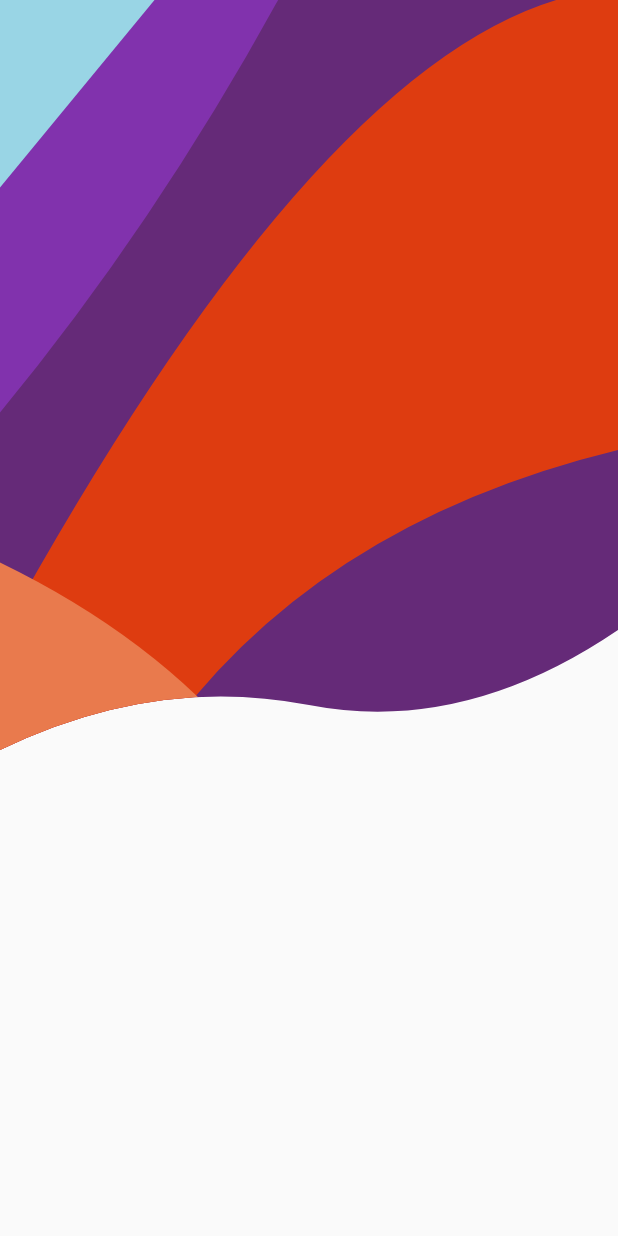
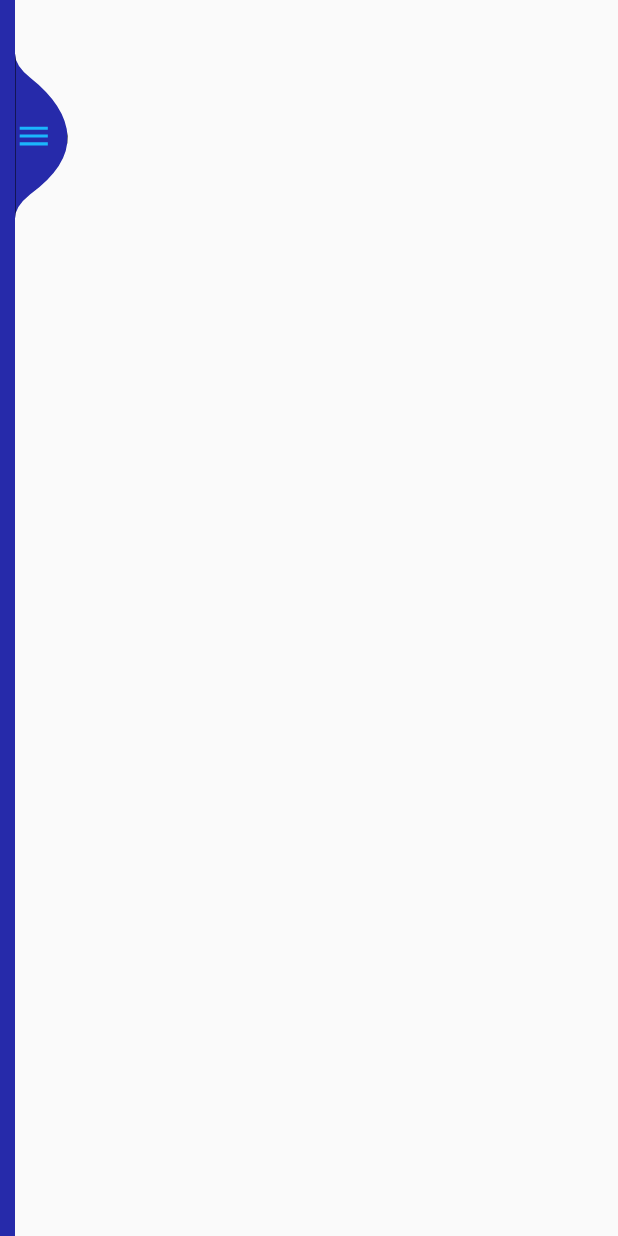
Before and after one commit to Hamza-Rahmoun/flutter_app, a Flutter app: the screen it shows after launch, on a phone screen of 412 x 824 dp. Run offline on Flutter 3.47's test engine with Material 2 defaults, Android fonts, the phone set to English and light mode, and no system bars; our stand-ins replace rxdart.

```diff
--- /dev/null
+++ b/lib/homepage.dart
@@ -0,0 +1,20 @@
+import 'package:flutter/material.dart';
+import 'package:flutter_app/screen/pageone.dart';
+import 'package:flutter_app/screen/sidebar.dart';
+
+class HomePage extends StatefulWidget {
+  @override
+  _HomePageState createState() => _HomePageState();
+}
+
+class _HomePageState extends State<HomePage> {
+  @override
+  Widget build(BuildContext context) {
+    return Stack(
+      children: <Widget>[
+        PageOne(),
+        SideBar(),
+      ],
+    );
+  }
+}
--- a/lib/main.dart
+++ b/lib/main.dart
@@ -1,5 +1,6 @@
 import 'package:flutter/cupertino.dart';
 import 'package:flutter/material.dart';
+import 'package:flutter_app/homepage.dart';
 
 void main() => runApp(MyApp());
 
@@ -7,111 +8,10 @@ class MyApp extends StatelessWidget {
   @override
   Widget build(BuildContext context) {
     return MaterialApp(
-      home: HomePage(),
-    );
-  }
-}
-
-Color mainBGColor = Color(0xFF652A78);
-Color redColor = Color(0xFFDE3C10);
-Color purpleColor = Color(0xFF8132AD);
-Color cyan = Color(0xFF99D5E5);
-Color orange = Color(0xFFE97A4D);
-
-class HomePage extends StatefulWidget {
-  @override
-  _HomePageState createState() => _HomePageState();
-}
-
-class _HomePageState extends State<HomePage> {
-  @override
-  Widget build(BuildContext context) {
-    return Scaffold(
-      body: ClipPath(
-        clipper: CustomClipperWidget(),
-        child: CustomPaint(
-          painter: MyCustomPainter(),
-          child: Container(
-            height: 500.0,
-          ),
-        ),
+      debugShowCheckedModeBanner: false,
+      home: Scaffold(
+        body: HomePage(),
       ),
     );
   }
 }
-
-class CustomClipperWidget extends CustomClipper<Path> {
-  @override
-  getClip(Size size) {
-    final Path path = Path();
-    path.lineTo(0.0, size.height);
-    var firstEndPoint = Offset(size.width * 0.5, size.height - 30);
-    var firstControlPoint = Offset(size.width * 0.25, size.height - 50);
-    path.quadraticBezierTo(firstControlPoint.dx, firstControlPoint.dy,
-        firstEndPoint.dx, firstEndPoint.dy);
-    var secondEndPoint = Offset(size.width, size.height - 80);
-    var secondControl = Offset(size.width * 0.75, size.height - 10);
-    path.quadraticBezierTo(secondControl.dx, secondControl.dy,
-        secondEndPoint.dx, secondEndPoint.dy);
-    path.lineTo(size.width, 0.0);
-    path.close();
-    return path;
-  }
-
-  @override
-  bool shouldReclip(CustomClipper oldClipper) => true;
-}
-
-class MyCustomPainter extends CustomPainter {
-  @override
-  void paint(Canvas canvas, Size size) {
-    Paint paint = Paint();
-
-    Path mainBGPath = Path();
-    mainBGPath.addRect(Rect.fromLTWH(0.0, 0.0, size.width, size.height));
-    paint.color = mainBGColor;
-    canvas.drawPath(mainBGPath, paint);
-
-    Path purplePath = Path();
-    purplePath.lineTo(size.width * .45, 0);
-    purplePath.quadraticBezierTo(
-        size.width * .25, size.height * .3, 0, size.height * 0.55);
-    purplePath.close();
-    paint.color = purpleColor;
-    canvas.drawPath(purplePath, paint);
-
-    Path redPath = Path();
-    redPath.moveTo(size.width * 0.9, 0.0);
-    redPath.quadraticBezierTo(
-        size.width * .5, size.height * 0.1, 0, size.height * 0.85);
-    redPath.lineTo(0, size.height);
-    redPath.lineTo(size.width * 0.25, size.height);
-    redPath.quadraticBezierTo(
-        size.width * .5, size.height * 0.7, size.width, size.height * 0.6);
-    redPath.lineTo(size.width, 0.0);
-    redPath.close();
-    paint.color = redColor;
-    canvas.drawPath(redPath, paint);
-
-    Path orangePath = Path();
-    orangePath.moveTo(0, size.height * 0.75);
-    orangePath.quadraticBezierTo(
-        size.width * .25, size.height * 0.85, size.width * .40, size.height);
-    orangePath.lineTo(0, size.height);
-    orangePath.close();
-    paint.color = orange;
-    canvas.drawPath(orangePath, paint);
-
-    Path trianglePath = Path();
-    trianglePath.lineTo(size.width * .25, 0);
-    trianglePath.lineTo(0, size.height * .25);
-    trianglePath.close();
-    paint.color = cyan;
-    canvas.drawPath(trianglePath, paint);
-  }
-
-  @override
-  bool shouldRepaint(CustomPainter oldDelegate) {
-    return oldDelegate != this;
-  }
-}
--- /dev/null
+++ b/lib/screen/pageone.dart
@@ -0,0 +1,8 @@
+import 'package:flutter/material.dart';
+
+class PageOne extends StatelessWidget {
+  @override
+  Widget build(BuildContext context) {
+    return Scaffold();
+  }
+}
--- /dev/null
+++ b/lib/screen/sidebar.dart
@@ -0,0 +1,150 @@
+import 'dart:async';
+
+import 'package:flutter/material.dart';
+import 'package:flutter_app/widget/customacliper.dart';
+import 'package:rxdart/rxdart.dart';
+
+class SideBar extends StatefulWidget {
+  @override
+  _SideBarState createState() => _SideBarState();
+}
+
+class _SideBarState extends State<SideBar>
+    with SingleTickerProviderStateMixin<SideBar> {
+  AnimationController _animationController;
+  final _animationDuration = const Duration(milliseconds: 500);
+  StreamController<bool> isSidebarOpenedStreamController;
+  Stream<bool> isSidebarOpenedStream;
+  StreamSink<bool> isSidebarOpenedSink;
+  @override
+  void initState() {
+    _animationController =
+        AnimationController(vsync: this, duration: _animationDuration);
+    isSidebarOpenedStreamController = PublishSubject<bool>();
+    isSidebarOpenedStream = isSidebarOpenedStreamController.stream;
+    isSidebarOpenedSink = isSidebarOpenedStreamController.sink;
+    super.initState();
+  }
+
+  @override
+  void dispose() {
+    _animationController.dispose();
+    isSidebarOpenedStreamController.close();
+    isSidebarOpenedSink.close();
+    super.dispose();
+  }
+
+  void onIconPressed() {
+    final animationStatus = _animationController.status;
+    final isAnimationCompleted = animationStatus == AnimationStatus.completed;
+    if (isAnimationCompleted) {
+      isSidebarOpenedSink.add(false);
+      _animationController.reverse();
+    } else {
+      isSidebarOpenedSink.add(true);
+      _animationController.forward();
+    }
+  }
+
+  Orientation orientation;
+  @override
+  Widget build(BuildContext context) {
+    final screenWidth = MediaQuery.of(context).size.width;
+    return StreamBuilder<bool>(
+      initialData: false,
+      stream: isSidebarOpenedStream,
+      builder: (context, isSideBarOpenedAsync) {
+        return AnimatedPositioned(
+          duration: _animationDuration,
+          top: 0,
+          bottom: 0,
+          left: isSideBarOpenedAsync.data ? 0 : -screenWidth,
+          right: isSideBarOpenedAsync.data ? 0 : screenWidth - 45,
+          child: Row(
+            children: <Widget>[
+              buildDrawer(),
+              buildAlignContainer(),
+            ],
+          ),
+        );
+      },
+    );
+  }
+
+  Widget buildDrawer() {
+    return Builder(
+      builder: (context) {
+        return Expanded(
+          child: Container(
+            color: const Color(0xFF262AAA),
+            child: Column(
+              children: <Widget>[
+                SizedBox(
+                  height: 100,
+                ),
+                ListTile(
+                  title: Text(
+                    "Prateek",
+                    style: TextStyle(
+                        color: Colors.white,
+                        fontSize: 30,
+                        fontWeight: FontWeight.w800),
+                  ),
+                  subtitle: Text(
+                    "www.techieblossom.com",
+                    style: TextStyle(
+                      color: Color(0xFF1BB5FD),
+                      fontSize: 18,
+                    ),
+                  ),
+                  leading: CircleAvatar(
+                    child: Icon(
+                      Icons.perm_identity,
+                      color: Colors.white,
+                    ),
+                    radius: 40,
+                  ),
+                ),
+                Divider(
+                  height: 64,
+                  thickness: 0.5,
+                  color: Colors.white.withOpacity(0.3),
+                  indent: 32,
+                  endIndent: 32,
+                ),
+              ],
+            ),
+          ),
+        );
+      },
+    );
+  }
+
+  Widget buildAlignContainer() {
+    return Align(
+      alignment: Alignment(0, -0.9),
+      child: GestureDetector(
+        onTap: () => onIconPressed(),
+        child: ClipPath(
+          clipper: CustomMenuClipper(),
+          child: Container(
+            height: 110,
+            width: 35,
+            decoration: BoxDecoration(
+                color: const Color(0xFF262AAA),
+                border: Border.all(
+                  width: 0,
+                )),
+            alignment: Alignment.centerLeft,
+            child: AnimatedIcon(
+              icon: AnimatedIcons.menu_close,
+              progress: _animationController.view,
+              color: Color(0xFF1BB5FD),
+              size: 25,
+            ),
+          ),
+        ),
+      ),
+    );
+  }
+}
--- /dev/null
+++ b/lib/widget/customacliper.dart
@@ -0,0 +1,26 @@
+import 'package:flutter/material.dart';
+
+class CustomMenuClipper extends CustomClipper<Path> {
+  @override
+  Path getClip(Size size) {
+    Paint paint = Paint();
+    paint.color = Colors.white;
+
+    final width = size.width;
+    final height = size.height;
+
+    Path path = Path();
+    path.moveTo(0, 0);
+    path.quadraticBezierTo(0, 8, 10, 16);
+    path.quadraticBezierTo(width - 1, height / 2 - 20, width, height / 2);
+    path.quadraticBezierTo(width + 1, height / 2 + 20, 10, height - 16);
+    path.quadraticBezierTo(0, height - 8, 0, height);
+    path.close();
+    return path;
+  }
+
+  @override
+  bool shouldReclip(CustomClipper<Path> oldClipper) {
+    return true;
+  }
+}
```
Also changed, not shown: pubspec.yaml (+4 -5 lines), assets/logo.png (deleted), pubspec.lock, 1 other file.
